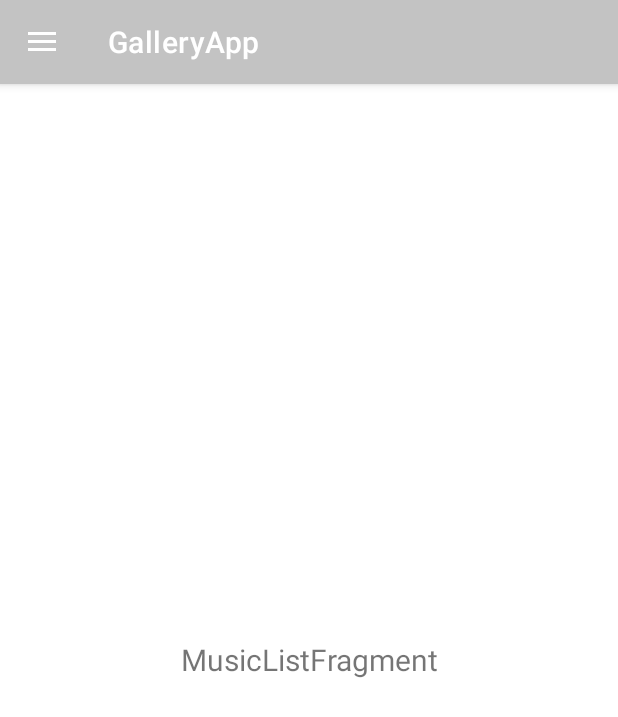
After one commit to SEKI-YUTA/Android_SimpleGallery, an Android app: the fragment MusicListFragment placed in its activity, on a phone screen of 412 x 824 dp. The commit adds this screen. Shown: the top 717 px of the screen. Run offline under Robolectric (Android 15) with nearby library versions, the phone set to English and light mode, and no system bars.

Commit message:
split to fragment

```diff
--- /dev/null
+++ b/app/src/main/java/com/example/galleryapp/MusicListFragment.java
@@ -0,0 +1,19 @@
+package com.example.galleryapp;
+
+import android.os.Bundle;
+
+import androidx.fragment.app.Fragment;
+
+import android.view.LayoutInflater;
+import android.view.View;
+import android.view.ViewGroup;
+
+public class MusicListFragment extends Fragment {
+
+    @Override
+    public View onCreateView(LayoutInflater inflater, ViewGroup container,
+                             Bundle savedInstanceState) {
+        // Inflate the layout for this fragment
+        return inflater.inflate(R.layout.fragment_music_list, container, false);
+    }
+}
--- /dev/null
+++ b/app/src/main/res/drawable/ic_baseline_image_24.xml
@@ -0,0 +1,5 @@
+<vector android:height="24dp" android:tint="#ECECEC"
+    android:viewportHeight="24" android:viewportWidth="24"
+    android:width="24dp" xmlns:android="http://schemas.android.com/apk/res/android">
+    <path android:fillColor="@android:color/white" android:pathData="M21,19V5c0,-1.1 -0.9,-2 -2,-2H5c-1.1,0 -2,0.9 -2,2v14c0,1.1 0.9,2 2,2h14c1.1,0 2,-0.9 2,-2zM8.5,13.5l2.5,3.01L14.5,12l4.5,6H5l3.5,-4.5z"/>
+</vector>
--- /dev/null
+++ b/app/src/main/res/drawable/ic_baseline_library_music_24.xml
@@ -0,0 +1,5 @@
+<vector android:height="24dp" android:tint="#ECECEC"
+    android:viewportHeight="24" android:viewportWidth="24"
+    android:width="24dp" xmlns:android="http://schemas.android.com/apk/res/android">
+    <path android:fillColor="@android:color/white" android:pathData="M20,2L8,2c-1.1,0 -2,0.9 -2,2v12c0,1.1 0.9,2 2,2h12c1.1,0 2,-0.9 2,-2L22,4c0,-1.1 -0.9,-2 -2,-2zM18,7h-3v5.5c0,1.38 -1.12,2.5 -2.5,2.5S10,13.88 10,12.5s1.12,-2.5 2.5,-2.5c0.57,0 1.08,0.19 1.5,0.51L14,5h4v2zM4,6L2,6v14c0,1.1 0.9,2 2,2h14v-2L4,20L4,6z"/>
+</vector>
--- a/app/src/main/res/layout/activity_main.xml
+++ b/app/src/main/res/layout/activity_main.xml
@@ -7,14 +7,11 @@
     android:id="@+id/drawerLayout"
     tools:context=".MainActivity">
 
-    <LinearLayout
+    <FrameLayout
+        android:id="@+id/fragment_container"
         android:layout_width="match_parent"
         android:layout_height="match_parent">
-        <androidx.recyclerview.widget.RecyclerView
-            android:layout_width="match_parent"
-            android:layout_height="wrap_content"
-            android:id="@+id/recycler_images"/>
-    </LinearLayout>
+    </FrameLayout>
 
     <com.google.android.material.navigation.NavigationView
         android:layout_width="wrap_content"
--- /dev/null
+++ b/app/src/main/res/layout/fragment_music_list.xml
@@ -0,0 +1,16 @@
+<?xml version="1.0" encoding="utf-8"?>
+<LinearLayout xmlns:android="http://schemas.android.com/apk/res/android"
+    xmlns:tools="http://schemas.android.com/tools"
+    android:layout_width="match_parent"
+    android:layout_height="match_parent"
+    tools:context=".MusicListFragment">
+
+    <TextView
+        android:layout_width="match_parent"
+        android:layout_height="wrap_content"
+        android:textAlignment="center"
+        android:text="MusicListFragment"
+        android:layout_gravity="center"
+        android:textSize="20sp"/>
+
+</LinearLayout>
--- a/app/src/main/res/menu/nav_menu.xml
+++ b/app/src/main/res/menu/nav_menu.xml
@@ -4,4 +4,12 @@
         android:id="@+id/navItem_about"
         android:icon="@drawable/ic_baseline_person_24"
         android:title="About This app" />
+    <item
+        android:id="@+id/navItem_images"
+        android:icon="@drawable/ic_baseline_image_24"
+        android:title="Images" />
+    <item
+        android:id="@+id/navItem_musics"
+        android:icon="@drawable/ic_baseline_library_music_24"
+        android:title="Musics" />
 </menu>
--- a/app/src/main/res/values/strings.xml
+++ b/app/src/main/res/values/strings.xml
@@ -2,4 +2,6 @@
     <string name="app_name">GalleryApp</string>
     <string name="open_drawer">Open Drawer Menu</string>
     <string name="close_drawer">Close Drawer Menu</string>
+    <!-- TODO: Remove or change this placeholder text -->
+    <string name="hello_blank_fragment">Hello blank fragment</string>
 </resources>
```
Also changed, not shown: app/src/main/java/com/example/galleryapp/Fragments/ImageListFragment.java (added, +73 -0 lines), app/src/main/java/com/example/galleryapp/MainActivity.java (+32 -47 lines), app/src/main/res/layout/fragment_image_list.xml (added, +12 -0 lines).
